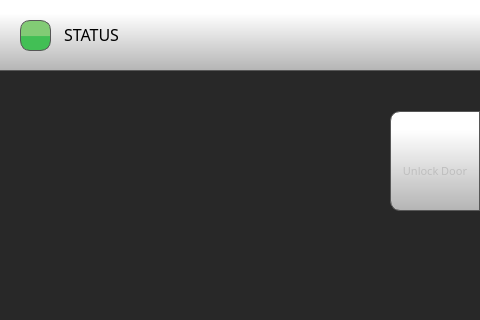
Old version of the form octoprint_Volterra400TouchUI/mainGUI_volterra400.ui in the repository FracktalWorks/IMTEX_Volterra400TouchUI; both pictures show x 0 to 480 and y 0 to 320 of the 480 by 800 pixel window.
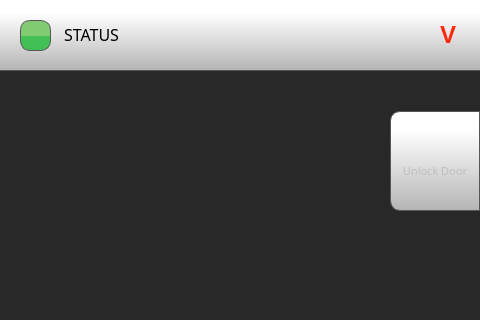
New version of the form. The open tabs and pages were chosen to show the change. Icons and pictures are not drawn.

Commit message: * Door lock (VAS) plugin handling * Door lock override toggle endpoint change * Filament sensor plugin handling * Singleton dialogs for VAS and FS * Virtual printer mode

The edit to the form file:
```diff
--- a/octoprint_Volterra400TouchUI/mainGUI_volterra400.ui
+++ b/octoprint_Volterra400TouchUI/mainGUI_volterra400.ui
@@ -173,7 +173,7 @@
 background-color: rgb(40, 40, 40);</string>
     </property>
     <property name="currentIndex">
-     <number>0</number>
+     <number>1</number>
     </property>
     <widget class="QWidget" name="loadingPage">
      <widget class="QLabel" name="LoadingLabel">
@@ -901,8 +901,8 @@
        <rect>
         <x>64</x>
         <y>4</y>
-        <width>417</width>
-        <height>60</height>
+        <width>376</width>
+        <height>61</height>
        </rect>
       </property>
       <property name="font">
@@ -1760,7 +1760,7 @@
        </size>
       </property>
       <property name="checkable">
-       <bool>true</bool>
+       <bool>false</bool>
       </property>
       <property name="checked">
        <bool>false</bool>
@@ -1798,6 +1798,45 @@
        <enum>Qt::Horizontal</enum>
       </property>
      </widget>
+     <widget class="QLabel" name="virtualPrinterMode">
+      <property name="enabled">
+       <bool>false</bool>
+      </property>
+      <property name="geometry">
+       <rect>
+        <x>440</x>
+        <y>4</y>
+        <width>41</width>
+        <height>61</height>
+       </rect>
+      </property>
+      <property name="font">
+       <font>
+        <pointsize>18</pointsize>
+        <weight>75</weight>
+        <bold>true</bold>
+       </font>
+      </property>
+      <property name="styleSheet">
+       <string notr="true">
+background-color: rgba(255, 255, 255, 0);
+color: rgb(255, 40, 10);
+font-size: 18pt;
+font-weight: bold;</string>
+      </property>
+      <property name="text">
+       <string>V</string>
+      </property>
+      <property name="scaledContents">
+       <bool>true</bool>
+      </property>
+      <property name="alignment">
+       <set>Qt::AlignLeading|Qt::AlignLeft|Qt::AlignVCenter</set>
+      </property>
+      <property name="wordWrap">
+       <bool>true</bool>
+      </property>
+     </widget>
      <zorder>timeLeftLabel</zorder>
      <zorder>printPreviewMain</zorder>
      <zorder>statusBar</zorder>
@@ -1843,6 +1882,7 @@
      <zorder>doorLockButton</zorder>
      <zorder>line_8</zorder>
      <zorder>line_9</zorder>
+     <zorder>virtualPrinterMode</zorder>
     </widget>
     <widget class="QWidget" name="MenuPage">
      <widget class="QPushButton" name="menuBackButton">
```
The commit also changes 3 other files.
